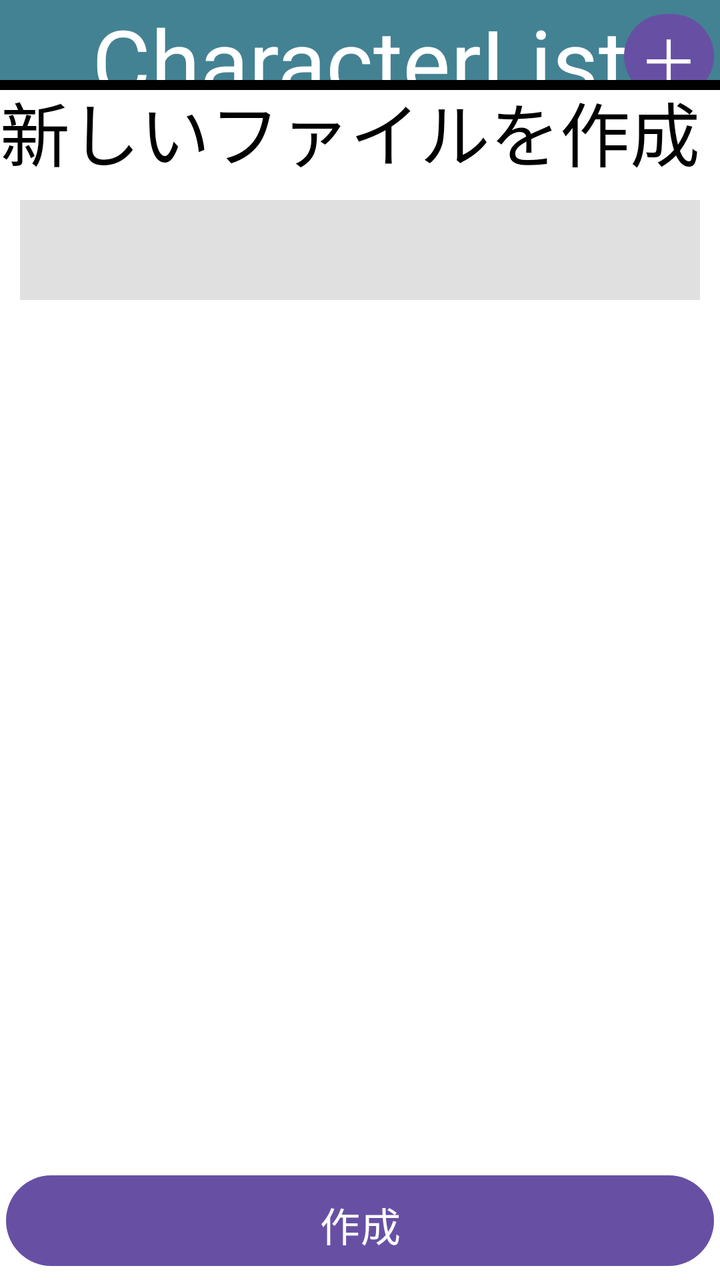
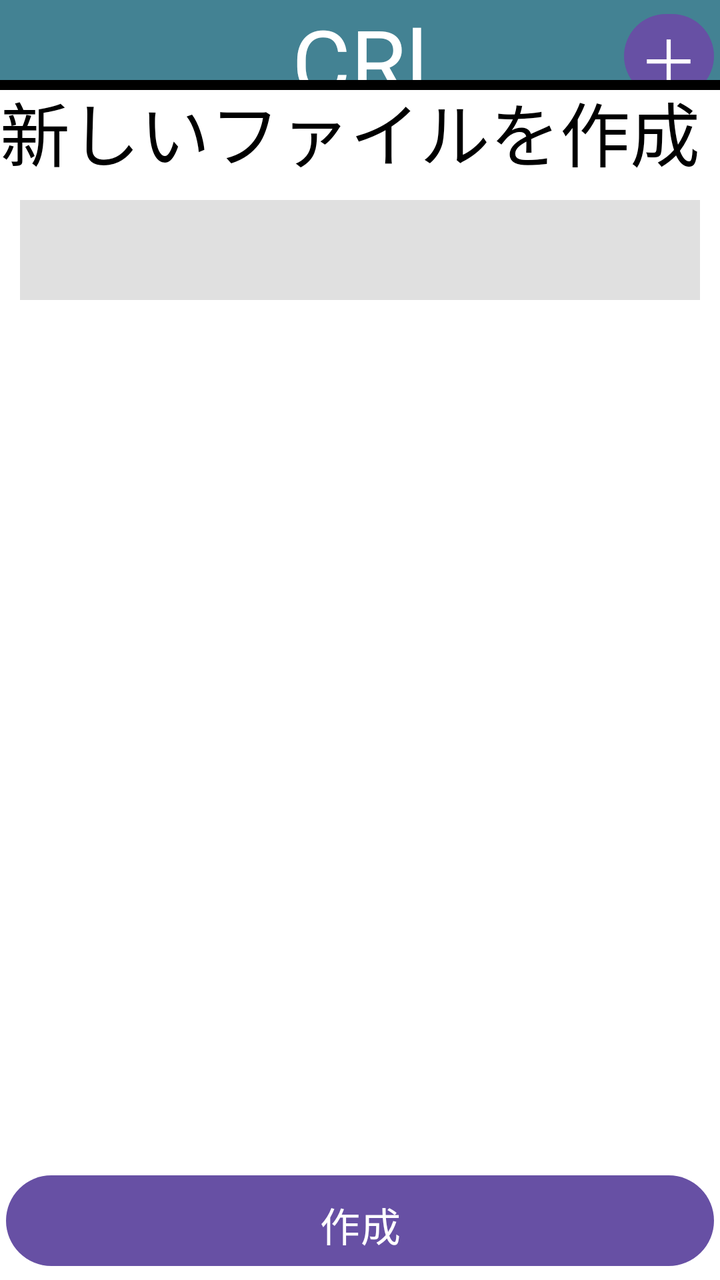

Before-and-after screenshots of an Android layout around one commit, followed by the original layout XML and the change that was made.
<!-- AndroidManifest.xml: application theme Theme.CharacterListApp -->
<!-- res/layout/activity_main.xml -->
<?xml version="1.0" encoding="utf-8"?>
<androidx.constraintlayout.widget.ConstraintLayout xmlns:android="http://schemas.android.com/apk/res/android"
    xmlns:app="http://schemas.android.com/apk/res-auto"
    xmlns:tools="http://schemas.android.com/tools"
    android:id="@+id/main"
    android:background="#ffffff"
    android:layout_width="match_parent"
    android:layout_height="match_parent"
    tools:context=".MainActivity">

    <LinearLayout
        android:layout_width="match_parent"
        android:layout_height="wrap_content"
        android:id="@+id/FileField"
        android:orientation="vertical"
        app:layout_constraintTop_toBottomOf="@+id/header"
        ></LinearLayout>
    <View
        android:layout_width="match_parent"
        android:layout_height="60dp"
        android:background="#438293"
        app:layout_constraintTop_toTopOf="parent"
        app:layout_constraintEnd_toEndOf="parent"
        tools:ignore="MissingConstraints"
        android:id="@+id/header"></View>
    <TextView
        android:layout_width="match_parent"
        android:layout_height="60dp"
        app:layout_constraintStart_toStartOf="@+id/header"
        app:layout_constraintEnd_toEndOf="@+id/header"
        android:text="CharacterList"
        android:textSize="45dp"
        android:textColor="#ffffff"
        android:gravity="center"></TextView>
    <Button
        android:id="@+id/Firstbutton"
        android:layout_width="45dp"
        android:layout_height="50dp"
        android:text="＋"
        android:padding="0dp"
        android:layout_margin="3dp"
        android:textSize="30dp"
        android:gravity="center"

        app:layout_constraintEnd_toEndOf="@+id/header"

        app:layout_constraintTop_toTopOf="@+id/header"

        />

    <TextView
        android:layout_width="match_parent"
        android:layout_height="600dp"
        app:layout_constraintEnd_toEndOf="parent"
        app:layout_constraintBottom_toBottomOf="parent"
        android:text="新しいファイルを作成"
        android:textSize="35dp"
        android:id="@+id/NewCreateFile"
        android:background="#ffffff"
        android:textColor="#000000"
        ></TextView>
    <EditText
        android:layout_width="match_parent"
        android:layout_height="50dp"
        app:layout_constraintTop_toTopOf="@+id/NewCreateFile"
        app:layout_constraintStart_toStartOf="@+id/NewCreateFile"
        android:translationY="60dp"
        android:layout_marginRight="10dp"
        android:layout_marginLeft="10dp"
        android:textSize="25dp"
        android:inputType="text"
        android:background="#e0e0e0"
        android:textColor="#000000"
        android:id="@+id/NewFileName"
        ></EditText>
    <Button
        android:layout_height="wrap_content"
        android:layout_width="match_parent"
        app:layout_constraintBottom_toBottomOf="@+id/NewCreateFile"
        app:layout_constraintStart_toStartOf="@+id/NewCreateFile"
        android:text="作成"
        android:textSize="20dp"
        android:layout_marginLeft="3dp"
        android:layout_marginRight="3dp"
        android:layout_marginBottom="3dp"
        android:paddingTop="10dp"
        android:gravity="center_horizontal"
        android:id="@+id/NewCreateFileButton"></Button>
    <View
        android:layout_width="match_parent"
        android:layout_height="5dp"
        app:layout_constraintTop_toTopOf="@id/NewCreateFile"
        android:background="@color/black"
        ></View>

</androidx.constraintlayout.widget.ConstraintLayout>
<!-- resources referenced by this layout -->
<resources>
  <color name="black">#FF000000</color>
  <style name="Theme.CharacterListApp" parent="Base.Theme.CharacterListApp" />
  <style name="Base.Theme.CharacterListApp" parent="Theme.Material3.DayNight.NoActionBar">
          
          
      </style>
</resources>

<!-- the commit's change to res/layout/activity_main.xml (unified diff, before → after) -->
@@ -28,7 +28,7 @@
         android:layout_height="60dp"
         app:layout_constraintStart_toStartOf="@+id/header"
         app:layout_constraintEnd_toEndOf="@+id/header"
-        android:text="CharacterList"
+        android:text="CRl"
         android:textSize="45dp"
         android:textColor="#ffffff"
         android:gravity="center"></TextView>
